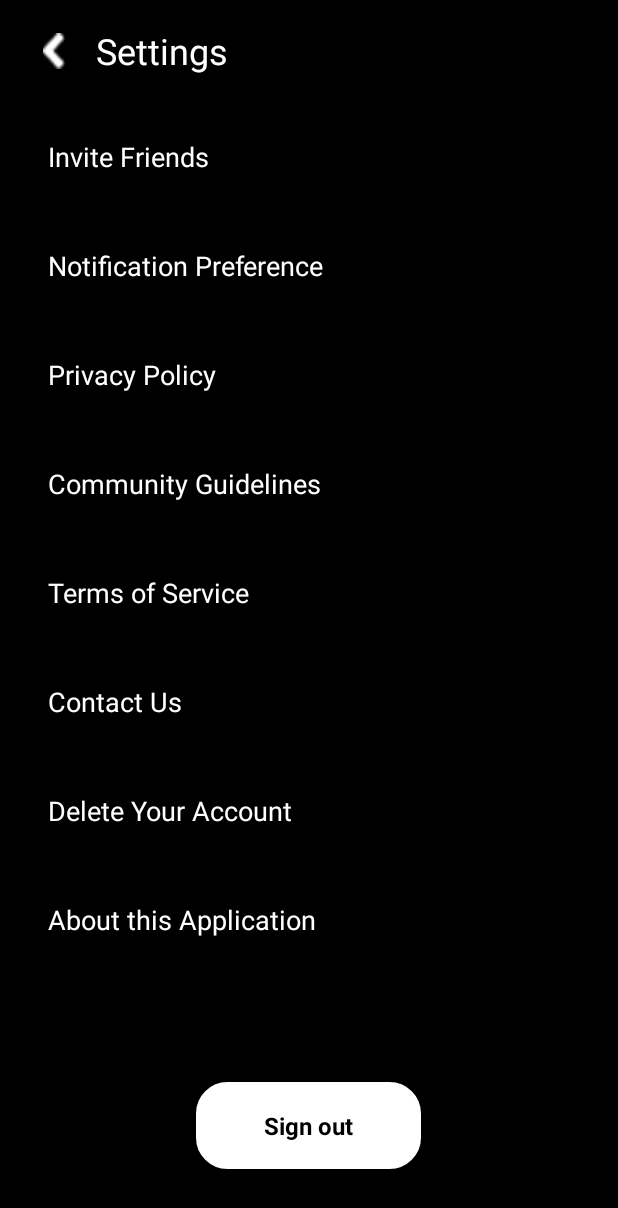
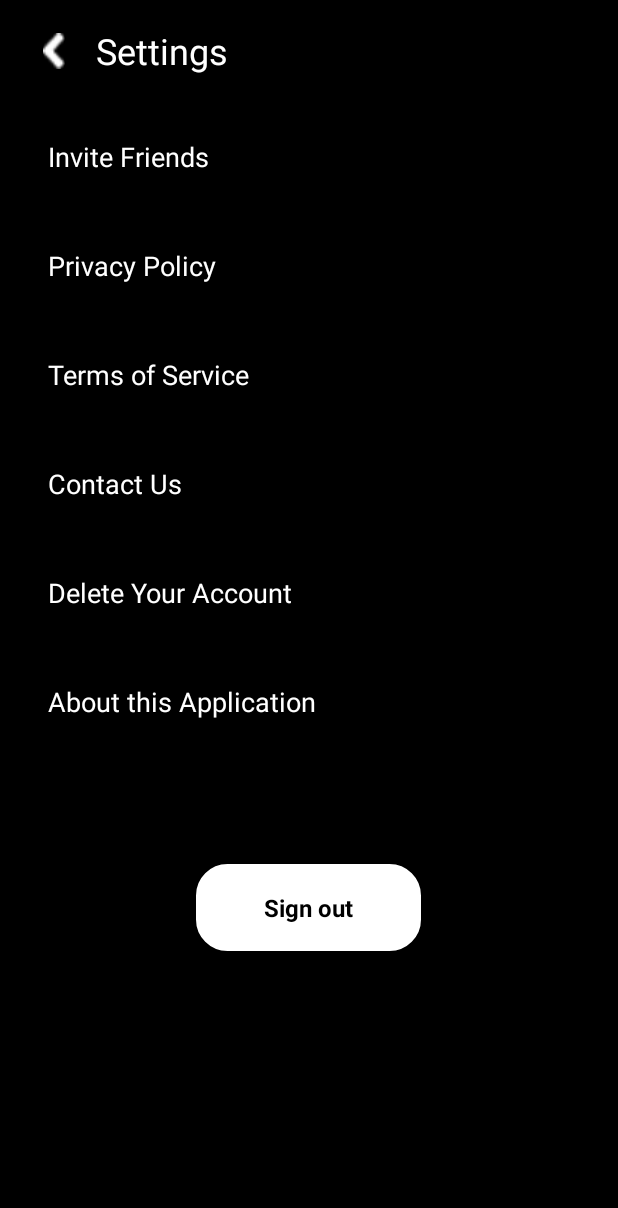
Before and after one commit to sujikaran07/Annaporana_final, an Android app: the layout settings_page1.xml on its own in the app's theme, with its tools: preview values and no code run, on a phone screen of 412 x 824 dp. Shown: the top 1208 px of the screen. Run offline under Robolectric (Android 15) with nearby library versions, the phone set to English and light mode, and no system bars.

Commit message:
im/2021/119

```diff
--- /dev/null
+++ b/app/src/main/java/com/example/recipeapp/InviteFriendsActivity.java
@@ -0,0 +1,4 @@
+package com.example.recipeapp;
+
+public class InviteFriendsActivity {
+}
--- a/app/src/main/res/layout/settings_page1.xml
+++ b/app/src/main/res/layout/settings_page1.xml
@@ -49,15 +49,7 @@
         android:textSize="18sp"
         android:padding="16dp" />
 
-    <TextView
-        android:id="@+id/notificationPreference"
-        android:layout_width="wrap_content"
-        android:layout_height="wrap_content"
-        android:text="Notification Preference"
-        android:textColor="#FFFFFF"
-        android:textSize="18sp"
-        android:layout_marginTop="16dp"
-        android:padding="16dp" />
+
 
     <TextView
         android:id="@+id/privacyPolicy"
@@ -69,15 +61,7 @@
         android:layout_marginTop="16dp"
         android:padding="16dp" />
 
-    <TextView
-        android:id="@+id/communityGuidelines"
-        android:layout_width="wrap_content"
-        android:layout_height="wrap_content"
-        android:text="Community Guidelines"
-        android:textColor="#FFFFFF"
-        android:textSize="18sp"
-        android:layout_marginTop="16dp"
-        android:padding="16dp" />
+
 
     <TextView
         android:id="@+id/termsOfService"
--- a/app/src/main/res/values/ids.xml
+++ b/app/src/main/res/values/ids.xml
@@ -1,4 +1,5 @@
 <?xml version="1.0" encoding="utf-8"?>
 <resources>
     <item name="button_recipe" type="id" />
+    <item name="notificationPreference" type="id" />
 </resources>
```
Also changed, not shown: app/src/main/AndroidManifest.xml (+14 -18 lines), app/src/main/java/com/example/recipeapp/PageSettings.java (added, +133 -0 lines).
